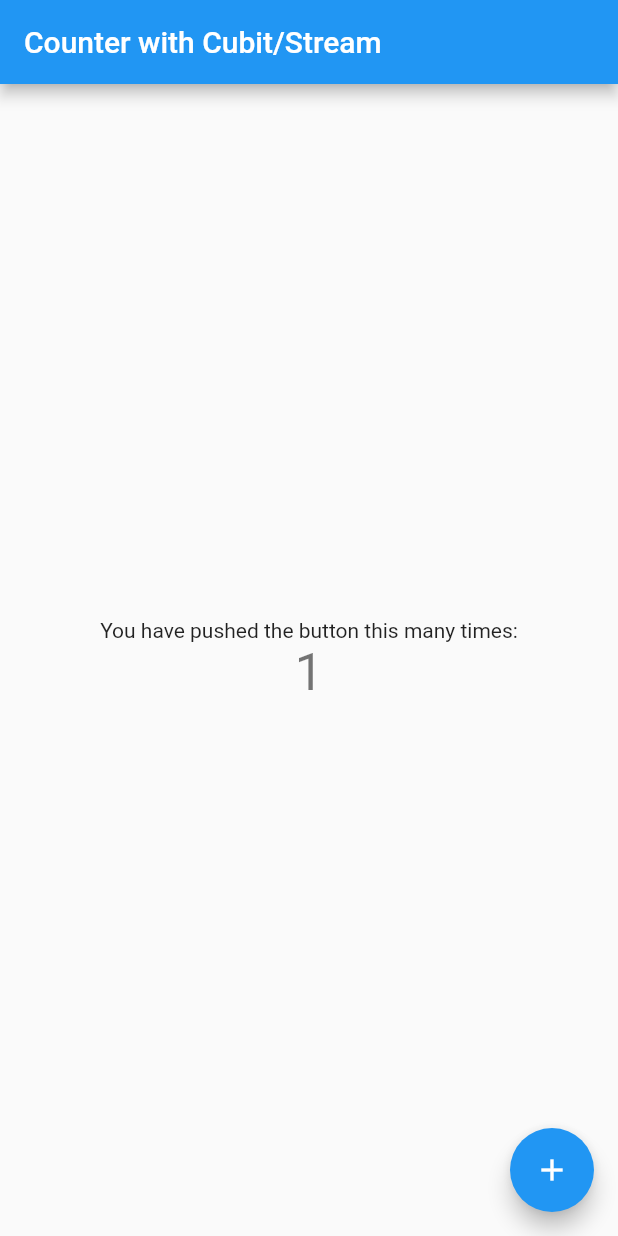
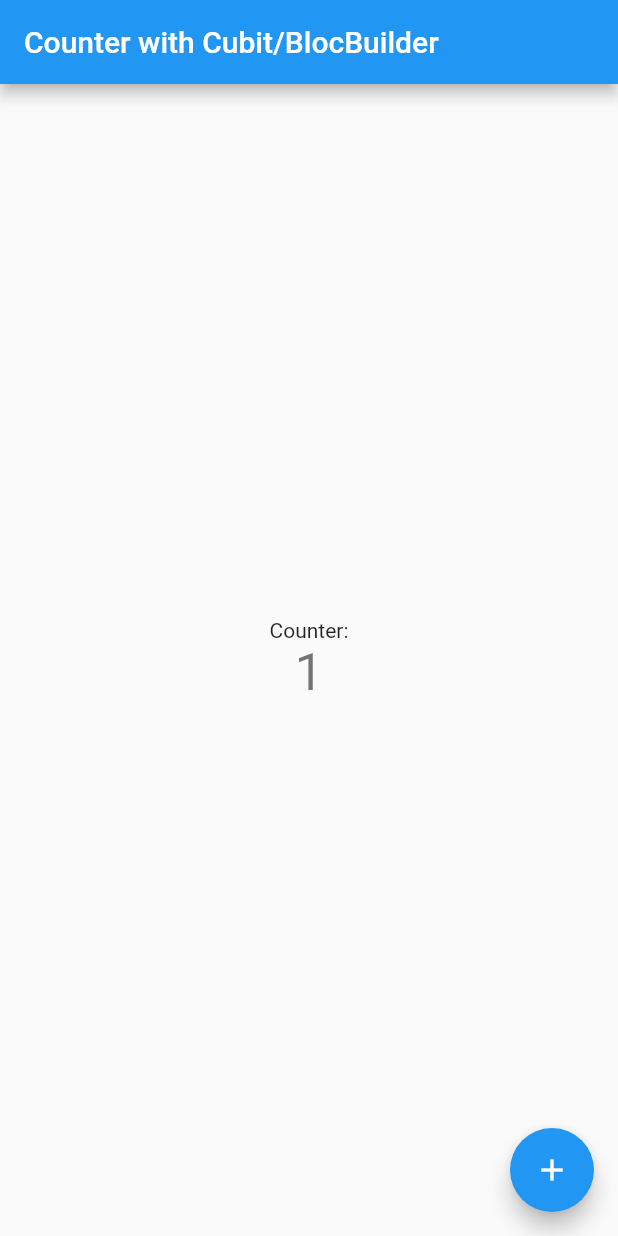
Before and after one commit to aaronkelton/counter_bloc, a Flutter app: the MyHomePage screen opened directly, after a tap on the "add" icon, on a phone screen of 412 x 824 dp. Run offline on Flutter 3.47's test engine with Material 2 defaults, Android fonts, the phone set to English and light mode, and no system bars; our stand-ins replace bloc, flutter_bloc.

Commit message:
improved Cubit implementation replacing StreamBuilder with BlocBuilder
* stream becomes bloc (to be explicit; see docs)
* no need for initialData anymore; the BlocBuilder just knows more about it's specified bloc
* rather than snapshot.data; we just pass in the state; yes this is a better API

```diff
--- a/lib/main.dart
+++ b/lib/main.dart
@@ -1,5 +1,6 @@
 import 'package:bloc/bloc.dart';
 import 'package:flutter/material.dart';
+import 'package:flutter_bloc/flutter_bloc.dart';
 
 void main() {
   runApp(const MyApp());
@@ -13,30 +14,17 @@ class MyApp extends StatelessWidget {
     return MaterialApp(
       title: 'Counter',
       theme: ThemeData(primarySwatch: Colors.blue),
-      home: const MyHomePage(title: 'Counter with Cubit/Stream'),
+      home: const MyHomePage(title: 'Counter with Cubit/BlocBuilder'),
     );
   }
 }
 
 class CounterCubit extends Cubit<int> {
-  // by virtue of having this <int> notation, and
-  // the super param of the same type (post-colon initializer list):
-  // we magically have the *_state* variable
-  CounterCubit(int initialCount) : super(initialCount) {
-    emitInitialState(); // TODO: make this work first
-  }
-  void emitInitialState() => emit(state); // TODO: make this work first
+  CounterCubit(int initialCount) : super(initialCount);
 
-  // CounterCubit(int initialCount) : super(0); // super overrides our input
-  // CounterCubit() : super(0); // constructor takes no params; hardcoding initial state
-
-  void increment() => emit(state + 1); // state is just a getter for _state
-
+  void increment() => emit(state + 1);
 }
 
-/// We really want to use a StatefulWidget for performance reasons
-/// We can use a Stateless and it'll work, but it's not ideal.
-/// Read the docs on Stateless for a better idea.
 class MyHomePage extends StatefulWidget {
   final String title;
 
@@ -50,33 +38,22 @@ class _MyHomePageState extends State<MyHomePage> {
   final CounterCubit _counter = CounterCubit(0);
 
   @override
-  void initState() {
-    _counter.emitInitialState(); // TODO: fix this to work per docs
-    super.initState();
-  }
-
-  @override
   Widget build(BuildContext context) {
     return Scaffold(
-      appBar: AppBar(
-        title: Text(widget.title),
-      ),
+      appBar: AppBar(title: Text(widget.title)),
       body: Center(
         child: Column(
           mainAxisAlignment: MainAxisAlignment.center,
           children: <Widget>[
-            const Text(
-              'You have pushed the button this many times:',
-            ),
-            StreamBuilder<int>(
-              stream: _counter.stream,
-              // initialData: _counter.state,
-              builder: (context, snapshot) {
+            const Text('Counter:'),
+            BlocBuilder(
+              bloc: _counter,
+              builder: (context, state) {
                 return Text(
-                  '${snapshot.data}',
+                  '$state',
                   style: Theme.of(context).textTheme.headline4,
                 );
-              }
+              },
             ),
           ],
         ),
--- a/pubspec.yaml
+++ b/pubspec.yaml
@@ -37,6 +37,7 @@ dependencies:
   # Use with the CupertinoIcons class for iOS style icons.
   cupertino_icons: ^1.0.2
   bloc: ^8.1.2
+  flutter_bloc: ^8.1.3
 
 dev_dependencies:
   flutter_test:
```
Also changed, not shown: pubspec.lock.
